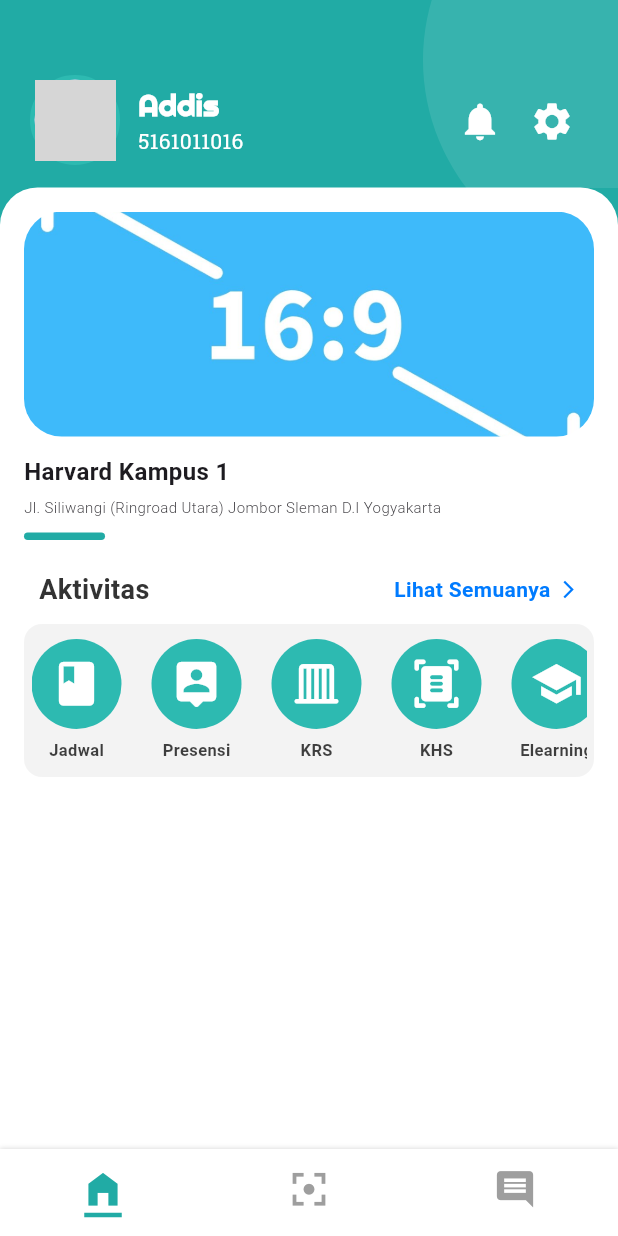
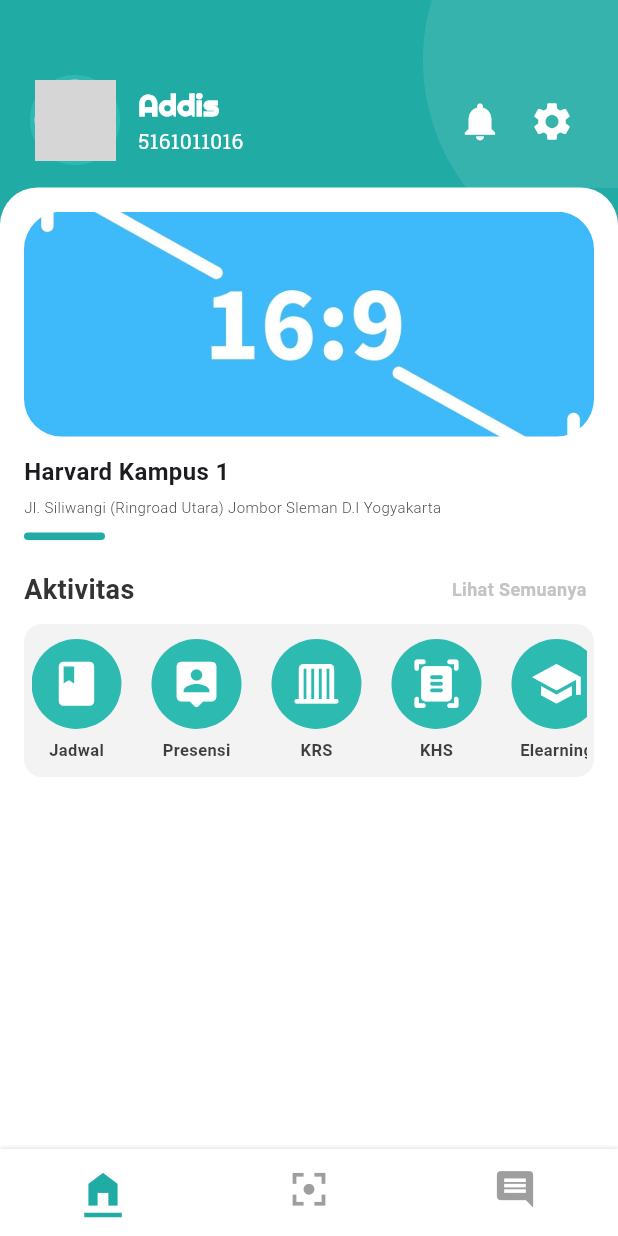
Before and after one commit to barengs/adit-mobile-flutter, a Flutter app: the screen it shows after launch, on a phone screen of 412 x 824 dp. Run offline on Flutter 3.47's test engine with Material 3 defaults, Android fonts, the phone set to English and light mode, and no system bars; our stand-ins replace flutter_svg; network calls fail; Roboto replaces fonts that are missing (Sarabun); grey boxes are pictures that could not be loaded.

Commit message:
style(ui): sesuaikan posisi 'Aktivitas' ke kiri dan 'Lihat 'Semuanya ke kanan

```diff
--- a/lib/widgets/aktivitas_card.dart
+++ b/lib/widgets/aktivitas_card.dart
@@ -23,7 +23,7 @@ class AktivitasCard extends StatelessWidget {
       children: [
         // Bagian Header
         Padding(
-          padding: const EdgeInsets.symmetric(horizontal: 10, vertical: 10),
+          padding: const EdgeInsets.symmetric(vertical: 10),
           child: Row(
             mainAxisAlignment: MainAxisAlignment.spaceBetween,
             children: [
@@ -47,18 +47,13 @@ class AktivitasCard extends StatelessWidget {
                     Text(
                       'Lihat Semuanya',
                       style: TextStyle(
-                        color: Color(0xFF007BFF),
-                        fontSize: 14,
+                        color: Color(0xFFC4C4C4),
+                        fontSize: 12,
                         fontWeight: FontWeight.w600,
                         fontFamily: 'Sarabun',
                       ),
                     ),
                     SizedBox(width: 5),
-                    Icon(
-                      Icons.arrow_forward_ios,
-                      color: Color(0xFF007BFF),
-                      size: 14,
-                    ),
                   ],
                 ),
               ),
```
